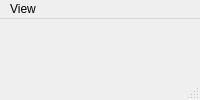
The window that UI/mainWindow.ui (zh805/baozi) describes before a commit, drawn with Qt 5.
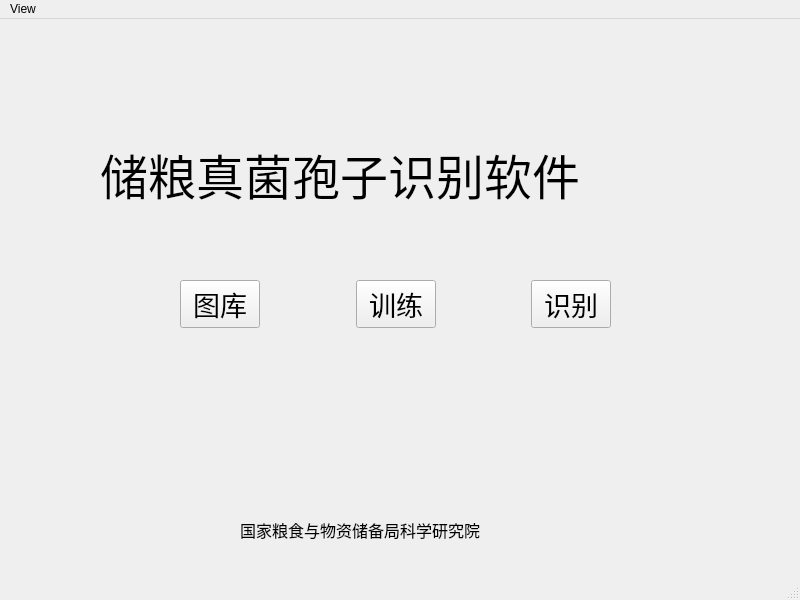
The same window after the commit. Icons and pictures are not drawn.

The edit to the form file:
```diff
--- a/UI/mainWindow.ui
+++ b/UI/mainWindow.ui
@@ -7,7 +7,7 @@
     <x>0</x>
     <y>0</y>
     <width>800</width>
-    <height>0</height>
+    <height>600</height>
    </rect>
   </property>
   <property name="windowTitle">
```
